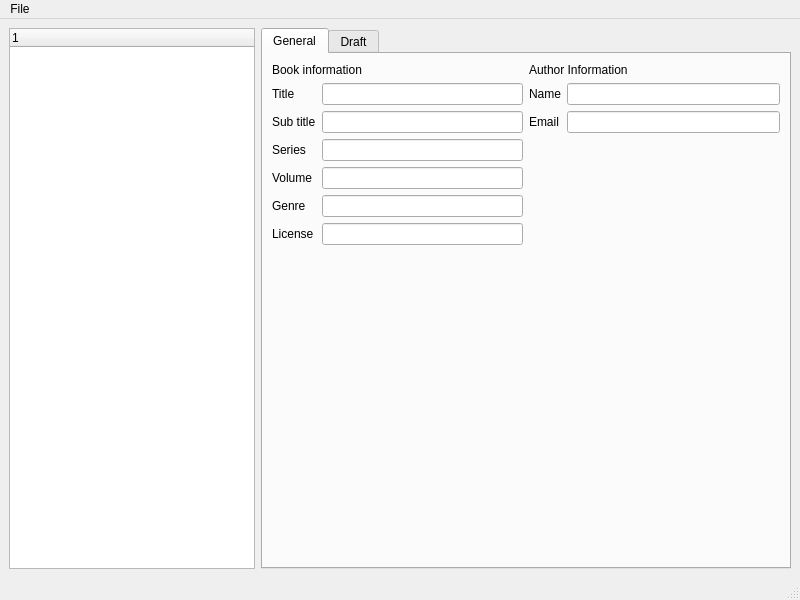
Qt form mainwindow.ui (NovelLab/sms-editor1) before a commit.
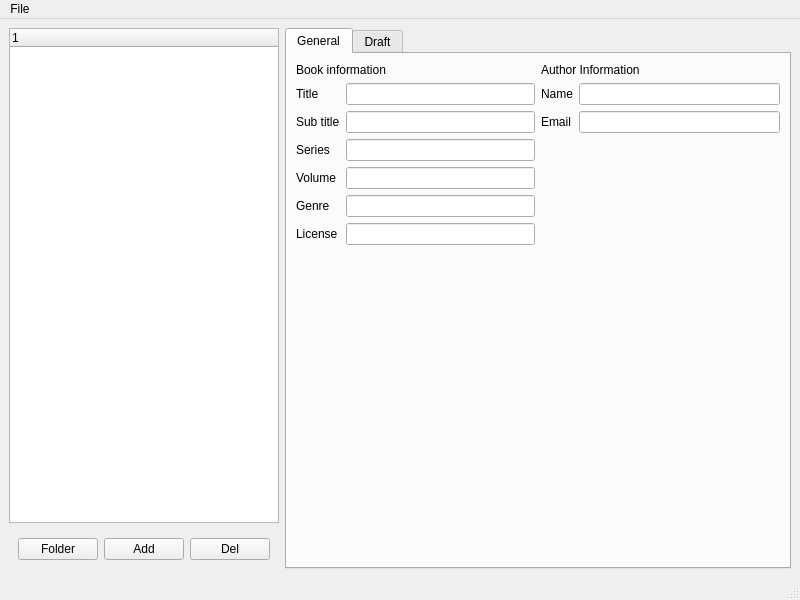
The same form after that commit. Custom widgets are drawn as their Qt base class.

Commit message: Add outlinetree file and button ui.

```diff
--- a/mainwindow.ui
+++ b/mainwindow.ui
@@ -16,7 +16,9 @@
   <widget class="QWidget" name="centralwidget">
    <layout class="QHBoxLayout" name="horizontalLayout">
     <item>
-     <widget class="QTreeWidget" name="outlineTreeWidget">
+     <layout class="QVBoxLayout" name="verticalLayout">
+      <item>
+       <widget class="OutlineTree" name="outlineTreeWidget">
       <column>
        <property name="text">
         <string notr="true">1</string>
@@ -25,6 +27,35 @@
      </widget>
     </item>
     <item>
+       <widget class="QFrame" name="frame">
+        <layout class="QHBoxLayout" name="horizontalLayout_4">
+         <item>
+          <widget class="QPushButton" name="btnFolder">
+           <property name="text">
+            <string>Folder</string>
+           </property>
+          </widget>
+         </item>
+         <item>
+          <widget class="QPushButton" name="btnAdd">
+           <property name="text">
+            <string>Add</string>
+           </property>
+          </widget>
+         </item>
+         <item>
+          <widget class="QPushButton" name="btnDel">
+           <property name="text">
+            <string>Del</string>
+           </property>
+          </widget>
+         </item>
+        </layout>
+       </widget>
+      </item>
+     </layout>
+    </item>
+    <item>
      <widget class="QTabWidget" name="mainTabWidget">
       <property name="currentIndex">
        <number>0</number>
@@ -188,6 +219,11 @@
    <extends>QTableView</extends>
    <header>cardview.h</header>
   </customwidget>
+  <customwidget>
+   <class>OutlineTree</class>
+   <extends>QTreeWidget</extends>
+   <header>outlinetree.h</header>
+  </customwidget>
  </customwidgets>
  <resources/>
  <connections/>
```
Lines whose indentation alone changed are shown as unchanged. The commit also changes 5 other files.
